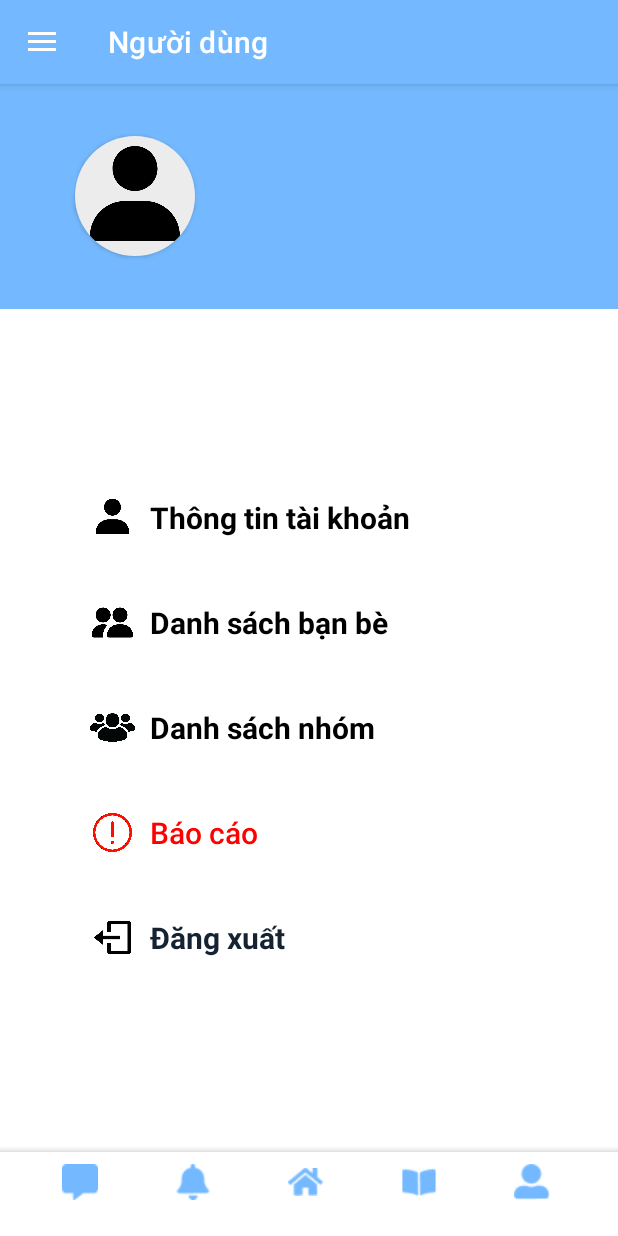
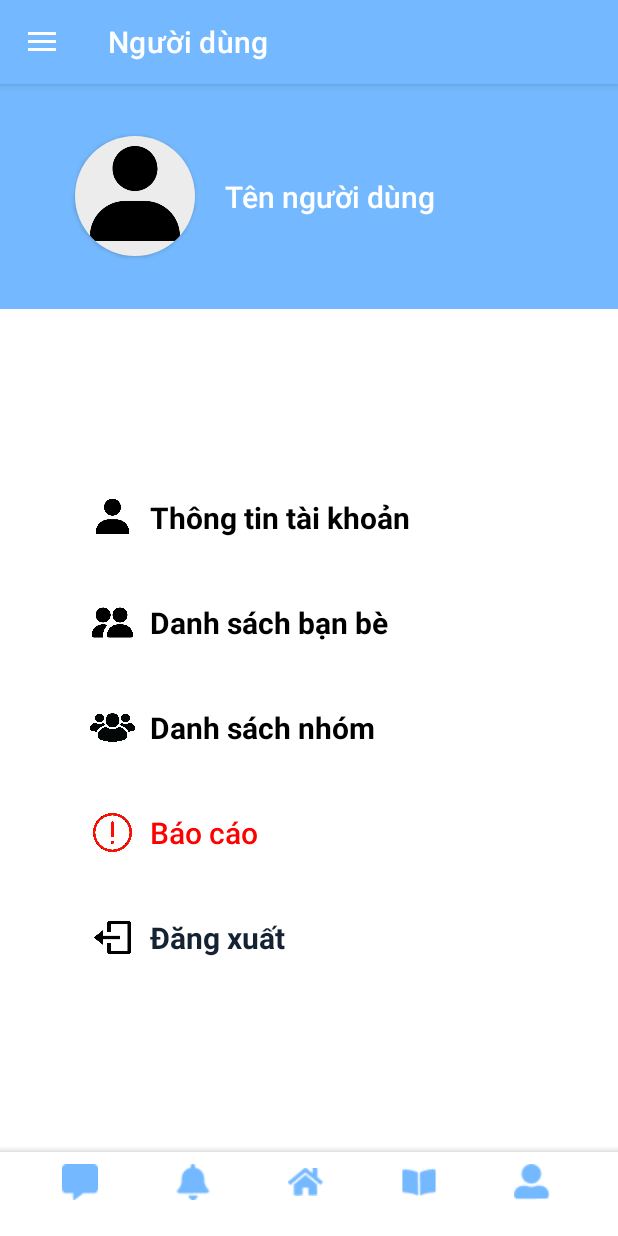
Before and after one commit to AndroidProjectGroupVA/AndroidApp, an Android app: the fragment UserFragment placed in its activity, on a phone screen of 412 x 824 dp. Run offline under Robolectric (Android 15) with nearby library versions, the phone set to English and light mode, and no system bars; our stand-ins replace Firebase (no records; nobody signed in at launch, a user with empty details on screens opened directly); pictures from the network do not load.

Commit message:
fix name and picture display on User Page

```diff
--- a/app/src/main/java/com/example/androidapp/fragments/UserFragment.java
+++ b/app/src/main/java/com/example/androidapp/fragments/UserFragment.java
@@ -79,7 +79,6 @@ public class UserFragment extends Fragment {
             mParam1 = getArguments().getString(ARG_PARAM1);
             mParam2 = getArguments().getString(ARG_PARAM2);
         }
-
     }
 
     @Override
@@ -87,7 +86,6 @@ public class UserFragment extends Fragment {
                              Bundle savedInstanceState) {
         // Inflate the layout for this fragment
         binding = FragmentUserBinding.inflate(inflater, container, false);
-
         AppCompatActivity activity = (AppCompatActivity) getActivity();
         if(activity !=null){
             activity.getSupportActionBar().setTitle("Người dùng");
@@ -98,6 +96,7 @@ public class UserFragment extends Fragment {
                     @Override
                     public void onResourceReady(@NonNull Drawable resource, @Nullable Transition<? super Drawable> transition) {
                         binding.imgUserAvatar.setImageDrawable(resource);
+                        loadUserDetail();
                     }
 
                     @Override
@@ -105,20 +104,6 @@ public class UserFragment extends Fragment {
                         // Xử lý khi hình ảnh bị xóa khỏi view
                     }
                 });
-
-//        Glide.with(this)
-//                .load(R.drawable.user_solid_240) // Đường dẫn đến hình ảnh của bạn
-//                .into(new CustomTarget<Drawable>() {
-//                    @Override
-//                    public void onResourceReady(@NonNull Drawable resource, @Nullable Transition<? super Drawable> transition) {
-//                        binding.imgUserAvatar.setImageDrawable(resource);
-//                    }
-//
-//                    @Override
-//                    public void onLoadCleared(@Nullable Drawable placeholder) {
-//                        // Xử lý khi hình ảnh bị xóa khỏi view
-//                    }
-//                });
         Glide.with(this)
                 .load(R.drawable.user_solid_240) // Đường dẫn đến hình ảnh của bạn
                 .into(new CustomTarget<Drawable>() {
@@ -184,6 +169,7 @@ public class UserFragment extends Fragment {
                     @Override
                     public void onLoadCleared(@Nullable Drawable placeholder) {
                         // Xử lý khi hình ảnh bị xóa khỏi view
+
                     }
                 });
         return binding.getRoot();
@@ -192,7 +178,7 @@ public class UserFragment extends Fragment {
     @Override
     public void onViewCreated(@NonNull View view, @Nullable Bundle savedInstanceState) {
         super.onViewCreated(view, savedInstanceState);
-        preferenceManager = new PreferenceManager(getContext());
+        preferenceManager = new PreferenceManager(requireContext());
         loadUserDetail();
         setListeners();
     }
@@ -204,7 +190,7 @@ public class UserFragment extends Fragment {
     }
 
     private void loadUserDetail() {
-        binding.txtUserName.setText(preferenceManager.getString(Constants.KEY_NAME_DISPLAY));
+
         String base64Image = preferenceManager.getString(Constants.KEY_IMAGE);
         if (base64Image != null && !base64Image.isEmpty()) {
             // ... (decoding and setting image code)
@@ -214,6 +200,15 @@ public class UserFragment extends Fragment {
         } else {
             // Handle the case where there's no image data (e.g., show a default image)
             binding.imgUserAvatar.setImageResource(R.drawable.user_solid_240);
+        }
+        String userName = preferenceManager.getString(Constants.KEY_NAME_DISPLAY);
+
+        // Hiển thị tên người dùng nếu có
+        if (userName != null) {
+            binding.txtUserName.setText(userName);
+        } else {
+            // Xử lý trường hợp tên người dùng chưa được đặt
+            binding.txtUserName.setText("Tên người dùng");
         }
     }
 
@@ -237,4 +232,18 @@ public class UserFragment extends Fragment {
                 })
                 .addOnFailureListener(e -> showToast("Failed to sign out"));
     }
+    @Override
+    public void onResume() {
+        super.onResume();
+        // Lấy tên người dùng từ SharedPreferences
+        String userName = preferenceManager.getString(Constants.KEY_NAME_DISPLAY);
+
+        // Hiển thị tên người dùng nếu có
+        if (userName != null) {
+            binding.txtUserName.setText(userName);
+        } else {
+            // Xử lý trường hợp tên người dùng chưa được đặt
+            binding.txtUserName.setText("Tên người dùng");
+        }
+    }
 }
```
Also changed, not shown: gradle/libs.versions.toml (line endings or trailing spaces).
